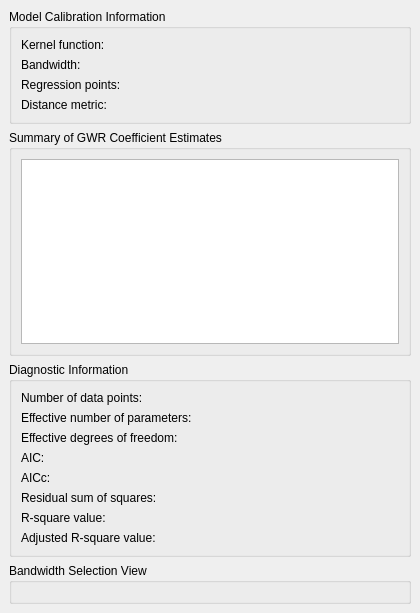
Old version of the form PropertyPanelTabs/gwmpropertygtwrtab.ui in the repository GWmodel-Lab/GWmodelS.
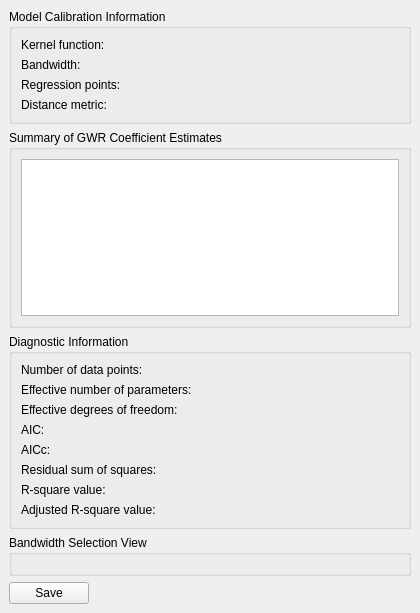
New version of the form.

```diff
--- a/PropertyPanelTabs/gwmpropertygtwrtab.ui
+++ b/PropertyPanelTabs/gwmpropertygtwrtab.ui
@@ -296,6 +296,19 @@
          <layout class="QVBoxLayout" name="verticalLayout_3"/>
         </widget>
        </item>
+       <item>
+        <widget class="QPushButton" name="btnSaveRes">
+         <property name="sizePolicy">
+          <sizepolicy hsizetype="Fixed" vsizetype="Fixed">
+           <horstretch>0</horstretch>
+           <verstretch>0</verstretch>
+          </sizepolicy>
+         </property>
+         <property name="text">
+          <string>Save</string>
+         </property>
+        </widget>
+       </item>
       </layout>
      </widget>
     </widget>
```
